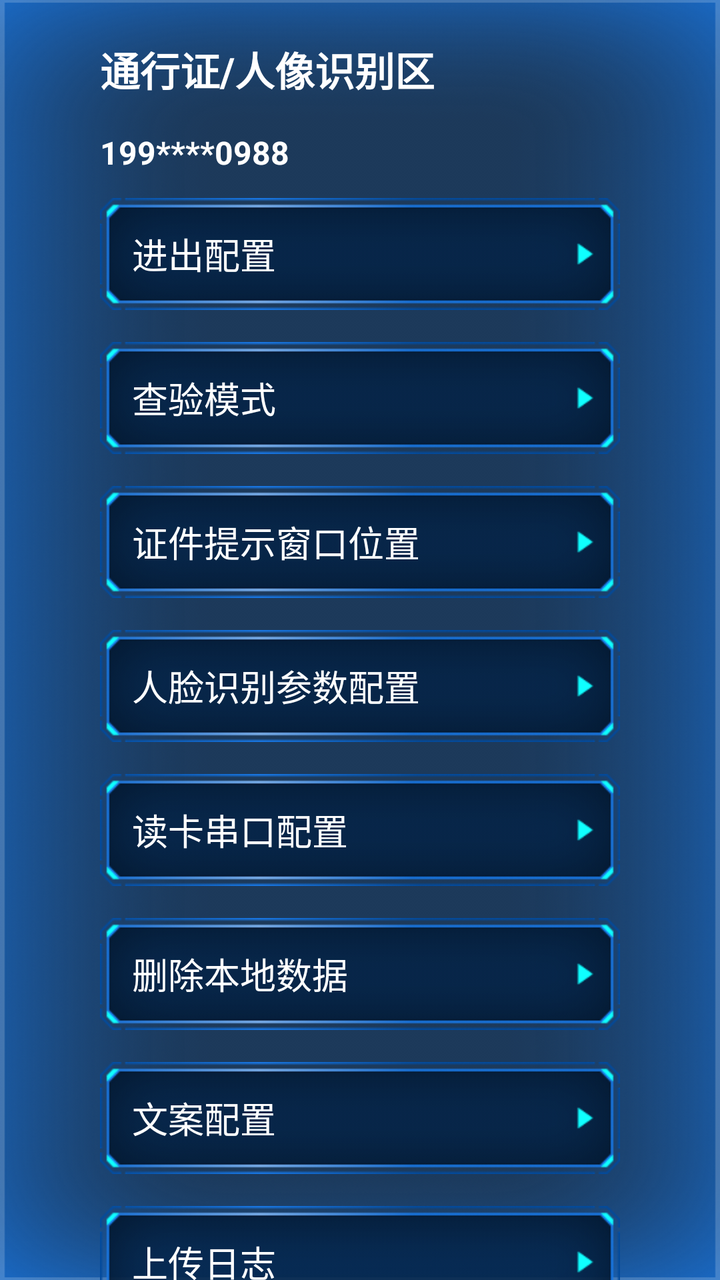
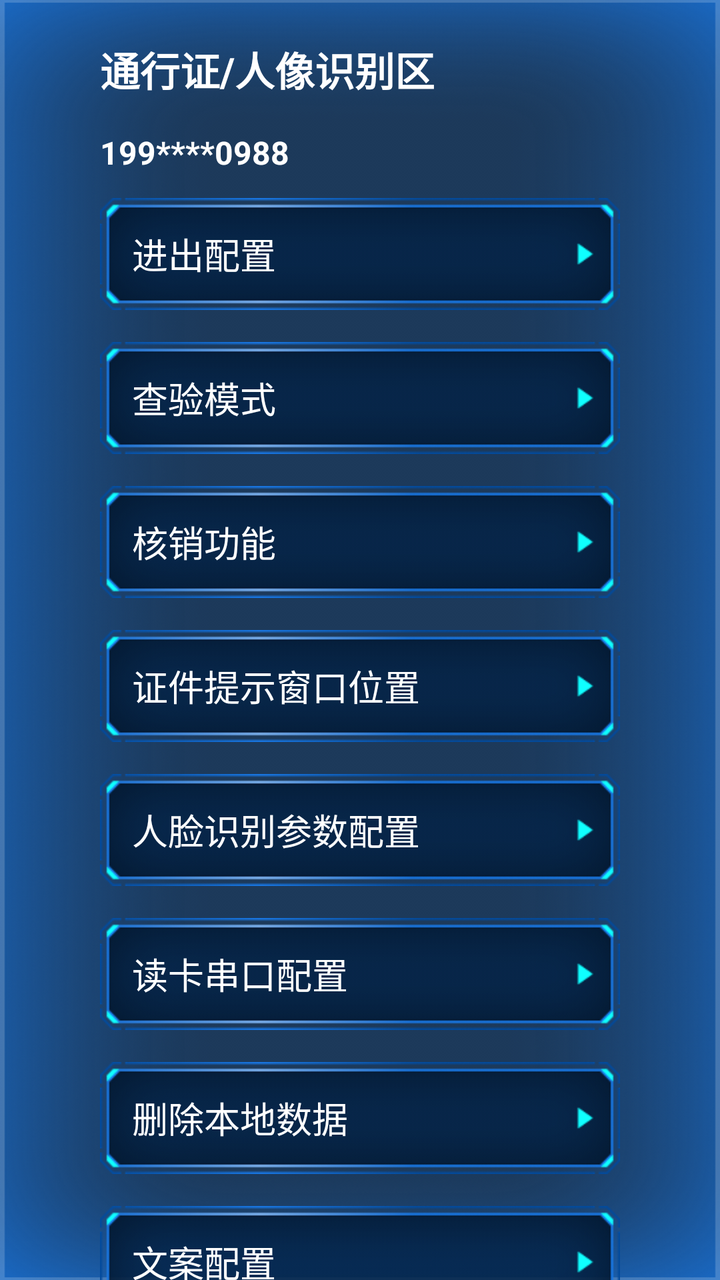

Compare the two renders of this Android layout. The source of the first and the diff that turns it into the second are given below.
<!-- AndroidManifest.xml: application theme AppTheme -->
<!-- res/layout/dialog_draw.xml -->
<?xml version="1.0" encoding="utf-8"?>
<LinearLayout xmlns:android="http://schemas.android.com/apk/res/android"
    android:layout_width="400dp"
    android:layout_height="match_parent"
    android:background="@mipmap/draw_bg"
    android:gravity="center_horizontal"
    android:orientation="vertical">

    <TextView
        android:layout_width="260dp"
        android:layout_height="wrap_content"
        android:layout_marginTop="20dp"
        android:text="通行证/人像识别区"
        android:textColor="@color/white"
        android:textSize="20sp"
        android:textStyle="bold" />

    <TextView
        android:id="@+id/tvPhone"
        android:layout_width="260dp"
        android:layout_height="wrap_content"
        android:layout_marginTop="16dp"
        android:text="199****0988"
        android:textColor="@color/white"
        android:textSize="16sp"
        android:textStyle="bold" />

    <TextView
        android:id="@+id/tvInOut"
        android:layout_width="260dp"
        android:layout_height="56dp"
        android:layout_marginTop="12dp"
        android:background="@mipmap/draw_btn_bg"
        android:gravity="center_vertical"
        android:paddingLeft="16dp"
        android:text="进出配置"
        android:textColor="@color/white"
        android:textSize="18sp" />

    <TextView
        android:id="@+id/tvChayan"
        android:layout_width="260dp"
        android:layout_height="56dp"
        android:layout_marginTop="16dp"
        android:background="@mipmap/draw_btn_bg"
        android:gravity="center_vertical"
        android:paddingLeft="16dp"
        android:text="查验模式"
        android:textColor="@color/white"
        android:textSize="18sp" />

    <TextView
        android:id="@+id/tvTipsLoc"
        android:layout_width="260dp"
        android:layout_height="56dp"
        android:layout_marginTop="16dp"
        android:background="@mipmap/draw_btn_bg"
        android:gravity="center_vertical"
        android:paddingLeft="16dp"
        android:text="证件提示窗口位置"
        android:textColor="@color/white"
        android:textSize="18sp" />

    <TextView
        android:id="@+id/tvCanshu"
        android:layout_width="260dp"
        android:layout_height="56dp"
        android:layout_marginTop="16dp"
        android:background="@mipmap/draw_btn_bg"
        android:gravity="center_vertical"
        android:paddingLeft="16dp"
        android:text="人脸识别参数配置"
        android:textColor="@color/white"
        android:textSize="18sp" />

    <TextView
        android:id="@+id/tvCardSerial"
        android:layout_width="260dp"
        android:layout_height="56dp"
        android:layout_marginTop="16dp"
        android:background="@mipmap/draw_btn_bg"
        android:gravity="center_vertical"
        android:paddingLeft="16dp"
        android:text="读卡串口配置"
        android:textColor="@color/white"
        android:textSize="18sp" />

    <TextView
        android:id="@+id/tvDelete"
        android:layout_width="260dp"
        android:layout_height="56dp"
        android:layout_marginTop="16dp"
        android:background="@mipmap/draw_btn_bg"
        android:gravity="center_vertical"
        android:paddingLeft="16dp"
        android:text="删除本地数据"
        android:textColor="@color/white"
        android:textSize="18sp" />

    <TextView
        android:id="@+id/tvWenan"
        android:layout_width="260dp"
        android:layout_height="56dp"
        android:layout_marginTop="16dp"
        android:background="@mipmap/draw_btn_bg"
        android:gravity="center_vertical"
        android:paddingLeft="16dp"
        android:text="文案配置"
        android:textColor="@color/white"
        android:textSize="18sp" />

    <TextView
        android:id="@+id/tvUploadLog"
        android:layout_width="260dp"
        android:layout_height="56dp"
        android:layout_marginTop="16dp"
        android:background="@mipmap/draw_btn_bg"
        android:gravity="center_vertical"
        android:paddingLeft="16dp"
        android:text="上传日志"
        android:textColor="@color/white"
        android:textSize="18sp"
        android:visibility="visible" />

    <TextView
        android:id="@+id/tvReInit"
        android:layout_width="260dp"
        android:layout_height="56dp"
        android:layout_marginTop="16dp"
        android:background="@mipmap/draw_btn_bg"
        android:gravity="center_vertical"
        android:paddingLeft="16dp"
        android:text="在线数据完整性检查"
        android:textColor="@color/white"
        android:textSize="18sp"
        android:visibility="visible" />

    <TextView
        android:id="@+id/tvRemedial"
        android:layout_width="260dp"
        android:layout_height="56dp"
        android:layout_marginTop="16dp"
        android:background="@mipmap/draw_btn_bg"
        android:gravity="center_vertical"
        android:paddingLeft="16dp"
        android:text="数据完整性检查"
        android:textColor="@color/white"
        android:textSize="18sp"
        android:visibility="visible" />

    <TextView
        android:id="@+id/tvGotoLuancher"
        android:layout_width="260dp"
        android:layout_height="56dp"
        android:layout_marginTop="16dp"
        android:background="@mipmap/draw_btn_bg"
        android:gravity="center_vertical"
        android:paddingLeft="16dp"
        android:text="返回系统桌面"
        android:textColor="@color/white"
        android:textSize="18sp"
        android:visibility="gone" />

    <TextView
        android:id="@+id/tvGotoSetting"
        android:layout_width="260dp"
        android:layout_height="56dp"
        android:layout_marginTop="16dp"
        android:background="@mipmap/draw_btn_bg"
        android:gravity="center_vertical"
        android:paddingLeft="16dp"
        android:text="系统设置"
        android:textColor="@color/white"
        android:textSize="18sp"
        android:visibility="visible" />

    <TextView
        android:id="@+id/tvVersion"
        android:layout_width="260dp"
        android:layout_height="56dp"
        android:layout_marginTop="16dp"
        android:background="@mipmap/draw_btn_bg"
        android:gravity="center_vertical"
        android:paddingLeft="16dp"
        android:text="版本V1.1"
        android:textColor="@color/white"
        android:textSize="18sp" />

    <View
        android:layout_width="match_parent"
        android:layout_height="0dp"
        android:layout_weight="1" />

    <Button
        android:id="@+id/btnExit"
        android:layout_width="260dp"
        android:layout_height="56dp"
        android:layout_marginBottom="50dp"
        android:background="@drawable/btn_bg2"
        android:gravity="center"
        android:minHeight="36dp"
        android:text="注销登录"
        android:textColor="@color/white"
        android:textSize="15sp" />
</LinearLayout>
<!-- resources referenced by this layout -->
<resources>
  <!-- drawable btn_bg2 (drawable) -->
  <shape xmlns:android="http://schemas.android.com/apk/res/android"
      android:shape="rectangle">
      <stroke
          android:width="1dp"
          android:color="#ff1978e5" />
      <solid android:color="#4d1978e5" />
      <corners
          android:bottomLeftRadius="5dp"
          android:bottomRightRadius="5dp"
          android:topLeftRadius="5dp"
          android:topRightRadius="5dp" />
  </shape>
  <!-- mipmap draw_bg: png bitmap (mipmap-hdpi, 406574 bytes) -->
  <!-- mipmap draw_btn_bg: png bitmap (mipmap-hdpi, 13124 bytes) -->
  <style name="AppTheme" parent="Theme.AppCompat.Light.DarkActionBar">
          
          <item name="colorPrimary">@color/colorPrimary</item>
          <item name="colorPrimaryDark">@color/colorPrimaryDark</item>
          <item name="colorAccent">@color/colorAccent</item>
      </style>
  <color name="colorPrimary">#6200EE</color>
  <color name="colorPrimaryDark">#3700B3</color>
  <color name="colorAccent">#DA0303</color>
</resources>

<!-- the commit's change to res/layout/dialog_draw.xml (unified diff, before → after) -->
@@ -50,6 +50,18 @@
         android:textSize="18sp" />
 
     <TextView
+        android:id="@+id/tvVerifyFeature"
+        android:layout_width="260dp"
+        android:layout_height="56dp"
+        android:layout_marginTop="16dp"
+        android:background="@mipmap/draw_btn_bg"
+        android:gravity="center_vertical"
+        android:paddingLeft="16dp"
+        android:text="核销功能"
+        android:textColor="@color/white"
+        android:textSize="18sp" />
+
+    <TextView
         android:id="@+id/tvTipsLoc"
         android:layout_width="260dp"
         android:layout_height="56dp"
